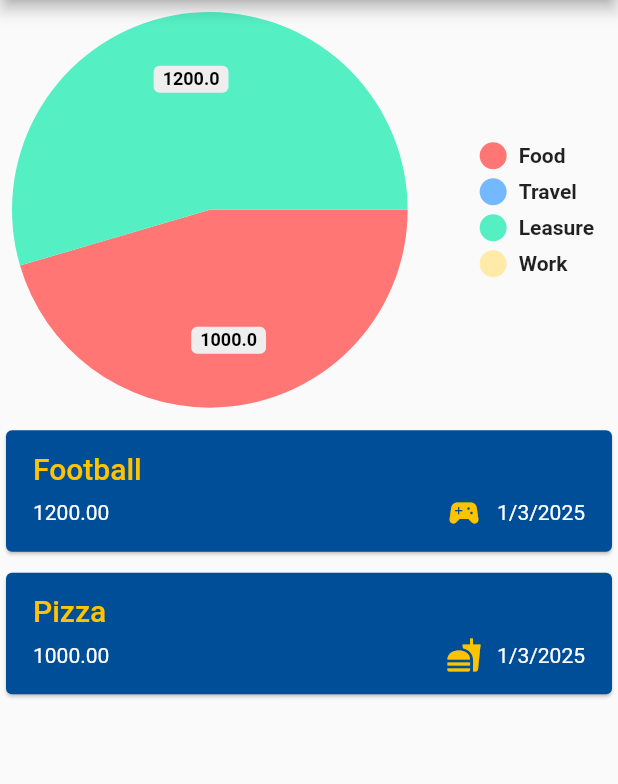
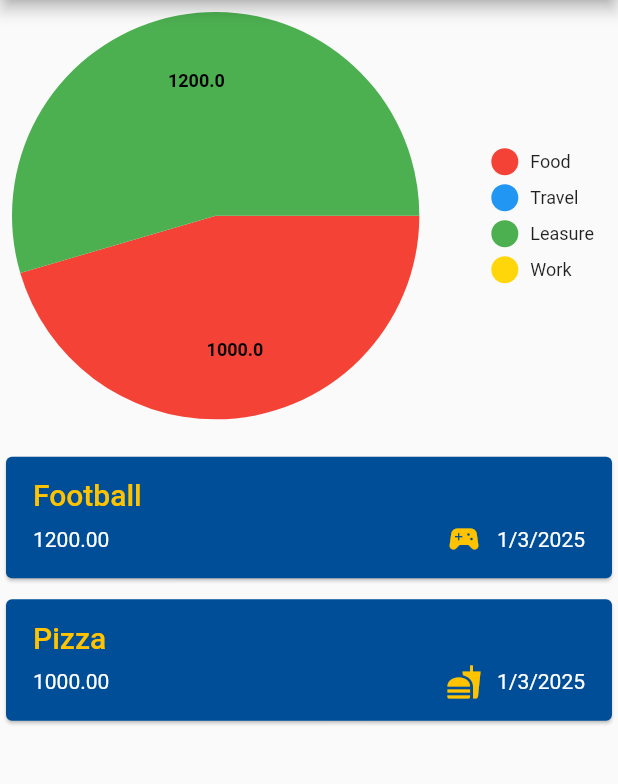
Before and after one commit to NavvAbhishek/spendy, a Flutter app: the screen it shows after launch, on a phone screen of 412 x 824 dp, the part 84-868 px from its top. Run offline on Flutter 3.47's test engine with Material 3 defaults, Android fonts, the phone set to English and light mode, and no system bars; drawn by our look-alikes of pie_chart; our stand-ins replace hive, hive_flutter; accounts and stored records are empty.

Commit message:
add colors to pie chart

```diff
--- a/lib/pages/expences.dart
+++ b/lib/pages/expences.dart
@@ -23,6 +23,13 @@ class _ExpencesState extends State<Expences> {
     "Leasure": 0,
     "Work": 0,
   };
+
+  static const Color foodColor = Colors.red;
+  static const Color travelColor = Colors.blue;
+  static const Color leisureColor = Colors.green;
+  static const Color workColor = Color(0xFFFFD60A);
+
+  List<Color> colorList = [foodColor, travelColor, leisureColor, workColor];
 
   void onAddNewExpense(ExpenseModel expense) {
     setState(() {
@@ -144,7 +151,24 @@ class _ExpencesState extends State<Expences> {
       ),
       body: Column(
         children: [
-          PieChart(dataMap: dataMap),
+          PieChart(
+            dataMap: dataMap,
+            colorList: colorList,
+            chartType: ChartType.disc,
+            animationDuration: const Duration(milliseconds: 800),
+            chartValuesOptions: const ChartValuesOptions(
+              showChartValueBackground: false,
+              showChartValues: true,
+              decimalPlaces: 1,
+            ),
+            legendOptions: const LegendOptions(
+              showLegends: true,
+              legendPosition: LegendPosition.right,
+              legendShape: BoxShape.circle,
+              legendTextStyle: TextStyle(fontSize: 12),
+            ),
+          ),
+          const SizedBox(height: 10),
           ExpenseList(
             expenseList: db.expenseList,
             onDeleteExpense: onDeleteExpense,
```
